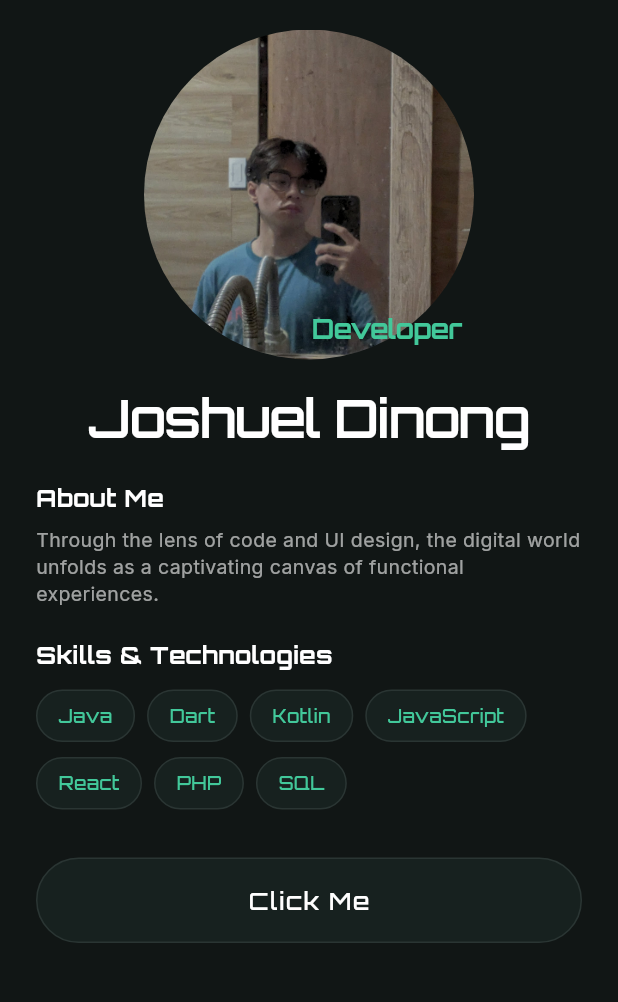
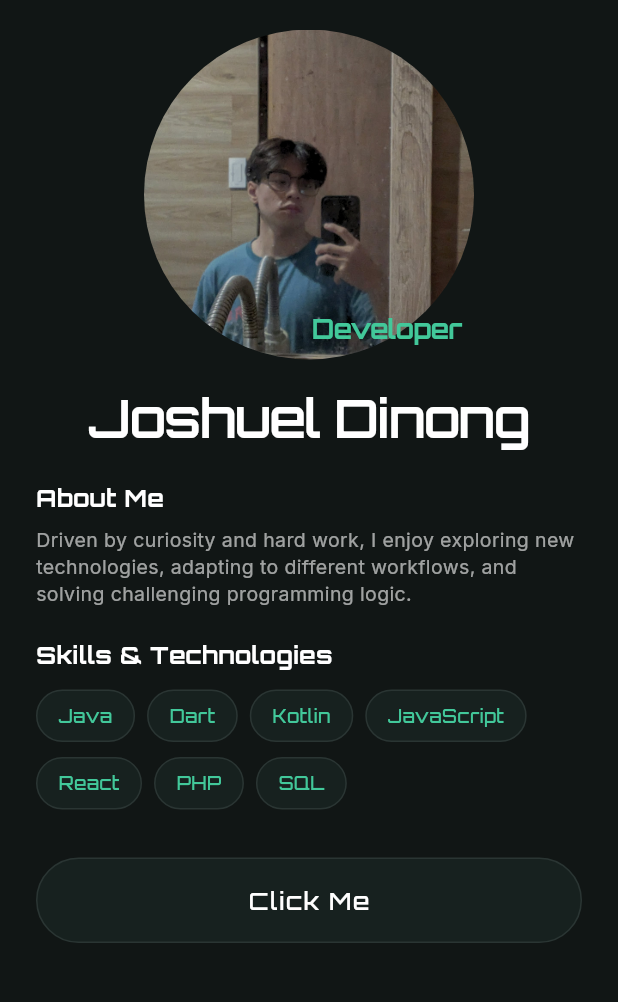
Before and after one commit to kyroijijadas/PersonalPortfolioApp, a Flutter app: the screen it shows after launch, on a phone screen of 412 x 824 dp, the part 68-1070 px from its top. Run offline on Flutter 3.47's test engine with Material 3 defaults, Android fonts, the phone set to English and light mode, and no system bars; our stand-ins replace google_fonts.

Commit message:
Update portfolio biography

```diff
--- a/lib/main.dart
+++ b/lib/main.dart
@@ -135,7 +135,7 @@ class PortfolioScreen extends StatelessWidget {
 
               // Bio Description Text
               const Text(
-                'Through the lens of code and UI design, the digital world unfolds as a captivating canvas of functional experiences.',
+                 "Driven by curiosity and hard work, I enjoy exploring new technologies, adapting to different workflows, and solving challenging programming logic.",
                 style: TextStyle(
                   fontSize: 13,
                   color: Colors.white60,
```
